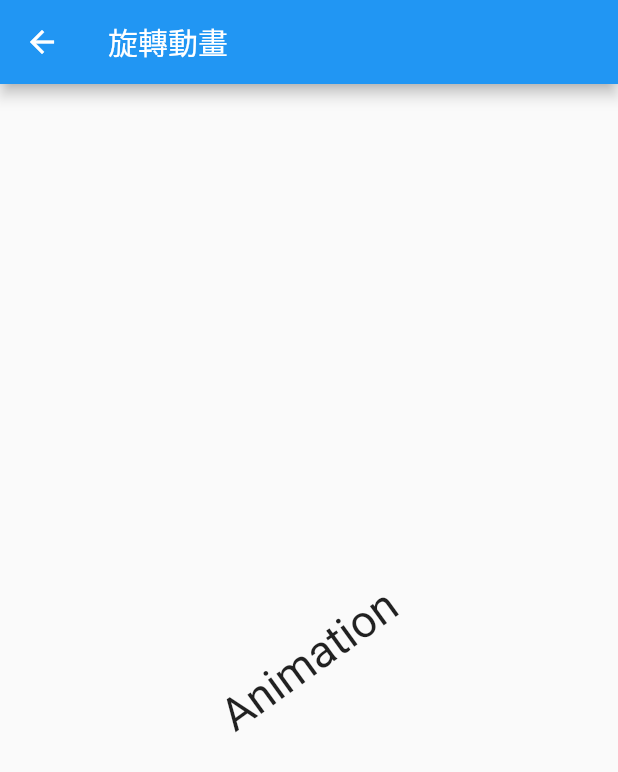
After one commit to tpps89305/flutter_playground, a Flutter app: the AnimationTransformPage screen opened by its route, on a phone screen of 412 x 824 dp. The commit adds this screen. Shown: the top 772 px of the screen. Run offline on Flutter 3.47's test engine with Material 2 defaults, Android fonts, the phone set to English and light mode, and no system bars; our stand-ins replace fluttertoast, image_picker, numberpicker, photo_view; missing offline and left inert: wechat_assets_picker.

Commit message:
Add animation transform page

```diff
--- a/lib/constants/constants.dart
+++ b/lib/constants/constants.dart
@@ -17,6 +17,8 @@ class Constants {
     list.add(ContentItem("相簿", route: NavigationRoutes.galleryPage));
     list.add(ContentItem("選取相片", route: NavigationRoutes.imagePickerPage));
     list.add(ContentItem("畫廊", route: NavigationRoutes.gridViewPage));
+    list.add(
+        ContentItem("旋轉動畫", route: NavigationRoutes.animationTransformPage));
     return list;
   }
 
--- a/lib/constants/navigation_routes.dart
+++ b/lib/constants/navigation_routes.dart
@@ -11,4 +11,5 @@ class NavigationRoutes {
   static const String galleryPage = "gallery";
   static const String imagePickerPage = "imagePicker";
   static const String gridViewPage = "gridView";
+  static const String animationTransformPage = "animationTransform";
 }
--- a/lib/main.dart
+++ b/lib/main.dart
@@ -1,4 +1,5 @@
 import 'package:flutter/material.dart';
+import 'package:flutter_playground/page/animation_transform_page.dart';
 import 'package:flutter_playground/page/button_page.dart';
 import 'package:flutter_playground/page/checkbox_list_page.dart';
 import 'package:flutter_playground/page/contents_page.dart';
@@ -35,7 +36,8 @@ class MyApp extends StatelessWidget {
     NavigationRoutes.imageBrowserPage: (context) => const ImageBrowserPage(),
     NavigationRoutes.galleryPage: (context) => const GalleryPage(),
     NavigationRoutes.imagePickerPage: (context) => const ImagePickerPage(),
-    NavigationRoutes.gridViewPage: (context) => const GridViewPage()
+    NavigationRoutes.gridViewPage: (context) => const GridViewPage(),
+    NavigationRoutes.animationTransformPage: (context) => const AnimationTransformPage()
   };
 
   @override
--- /dev/null
+++ b/lib/page/animation_transform_page.dart
@@ -0,0 +1,78 @@
+import 'dart:math';
+
+import 'package:flutter/material.dart';
+
+class AnimationTransformPage extends StatelessWidget {
+  const AnimationTransformPage({Key? key}) : super(key: key);
+
+  @override
+  Widget build(BuildContext context) {
+    const wrapper = _AnimationWrapper();
+    return Scaffold(
+      appBar: AppBar(title: const Text("旋轉動畫")),
+      body: const Center(
+        child: wrapper,
+      ),
+    );
+  }
+}
+
+class _AnimationWrapper extends StatefulWidget {
+  const _AnimationWrapper({Key? key}) : super(key: key);
+
+  @override
+  _AnimationWrapperState createState() => _AnimationWrapperState();
+}
+
+class _AnimationWrapperState extends State<_AnimationWrapper>
+    with SingleTickerProviderStateMixin {
+  late Animation _animation;
+  late AnimationController _controller;
+
+  @override
+  void initState() {
+    super.initState();
+
+    _controller =
+        AnimationController(duration: const Duration(seconds: 3), vsync: this);
+
+    final curvedAnim =
+        CurvedAnimation(parent: _controller, curve: Curves.fastOutSlowIn);
+
+    // 用 .. 忽略不需要的回傳結果
+    _animation = Tween(begin: 0.0, end: 2 * pi).animate(curvedAnim)
+      ..addListener(() {
+        setState(() {});
+      })
+      ..addStatusListener((status) {
+        switch (status) {
+          case AnimationStatus.completed:
+            _controller.reverse();
+            break;
+          case AnimationStatus.dismissed:
+            _controller.forward();
+            break;
+          default:
+        }
+      });
+    _controller.forward();
+  }
+
+  @override
+  void dispose() {
+    _controller.dispose();
+    super.dispose();
+  }
+
+  @override
+  Widget build(BuildContext context) {
+    return Transform.rotate(
+      child: const Text(
+        "Animation",
+        style: TextStyle(fontSize: 30),
+      ),
+      angle: _animation.value,
+      alignment: FractionalOffset.center,
+    );
+  }
+}
```
